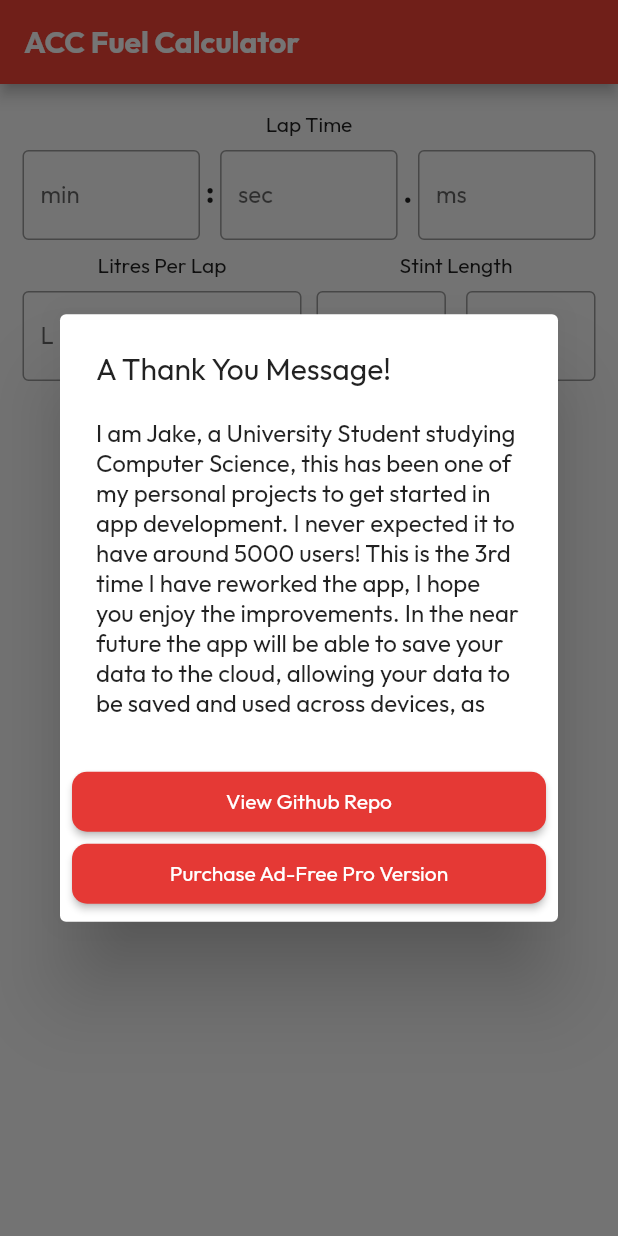
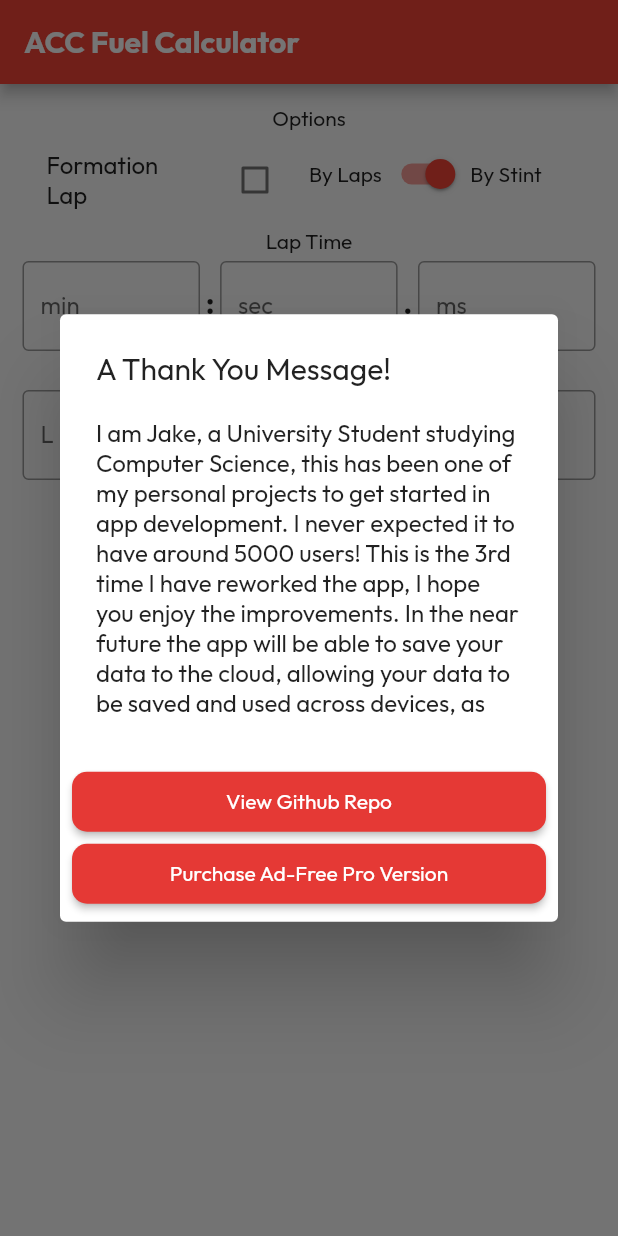
Before and after one commit to IntuitionLabsDevelopment/acc_fuel_app_flutter, a Flutter app: the screen it shows after launch, on a phone screen of 412 x 824 dp. Run offline on Flutter 3.47's test engine with Material 2 defaults, Android fonts, the phone set to English and light mode, and no system bars; our stand-ins replace in_app_review, shared_preferences.

Commit message:
Input Options

```diff
--- a/lib/modules/forms/calculator_form.dart
+++ b/lib/modules/forms/calculator_form.dart
@@ -1,3 +1,4 @@
+import 'package:acc_fuel_app_flutter/widgets/form/input_options.dart';
 import 'package:acc_fuel_app_flutter/widgets/form/lap_time_input.dart';
 import 'package:acc_fuel_app_flutter/widgets/form/litres_per_lap_input.dart';
 import 'package:acc_fuel_app_flutter/widgets/form/stint_length_input.dart';
@@ -25,13 +26,24 @@ class CalculatorFormState extends State<CalculatorForm> {
     return Form(
       key: _calculatorFormKey,
       child: Column(
+        crossAxisAlignment: CrossAxisAlignment.center,
         children: <Widget>[
+          inputOptionsFields(),
           lapTimeFields(),
           Row(
             children: [
-              Expanded(flex: 1, child: litresPerLapField()),
+              Expanded(child: litresPerLapField()),
               const Padding(padding: EdgeInsets.only(right: 10)),
-              Expanded(flex: 1, child: stintLengthField()),
+              Expanded(
+                child: ValueListenableBuilder(
+                    valueListenable: usingStintNotifier,
+                    builder: (BuildContext context, bool isUsingStint,
+                        Widget? child) {
+                      return isUsingStint
+                          ? stintLengthField()
+                          : const Text('Not Using Stint');
+                    }),
+              ),
             ],
           ),
           Row(
--- /dev/null
+++ b/lib/utils/helpers/calculate_fuel.dart
@@ -0,0 +1,3 @@
+import 'package:flutter/material.dart';
+
+void calculateFuel() {}
--- a/lib/widgets/form/fields_section.dart
+++ b/lib/widgets/form/fields_section.dart
@@ -3,9 +3,9 @@ import 'package:flutter/material.dart';
 Widget fieldsSection(String title, List<Widget> children) {
   return Column(
     children: [
-      const Padding(padding: EdgeInsets.only(top: 8)),
+      const Padding(padding: EdgeInsets.only(top: 4)),
       Text(title),
-      const Padding(padding: EdgeInsets.only(bottom: 8)),
+      const Padding(padding: EdgeInsets.only(bottom: 4)),
       Row(
         mainAxisAlignment: MainAxisAlignment.center,
         crossAxisAlignment: CrossAxisAlignment.start,
--- /dev/null
+++ b/lib/widgets/form/input_options.dart
@@ -0,0 +1,54 @@
+import 'package:acc_fuel_app_flutter/widgets/form/fields_section.dart';
+import 'package:flutter/material.dart';
+
+ValueNotifier<bool> usingStintNotifier = ValueNotifier(true);
+ValueNotifier<bool> formationLapNotifier = ValueNotifier(false);
+
+void updateUsingStint(bool newValue) {
+  usingStintNotifier.value = newValue;
+}
+
+void updateFormationLap(bool newValue) {
+  formationLapNotifier.value = newValue;
+}
+
+Widget inputOptionsFields() {
+  return fieldsSection(
+    'Options',
+    [
+      Expanded(
+          child: ValueListenableBuilder(
+              valueListenable: formationLapNotifier,
+              builder:
+                  (BuildContext context, bool formationLap, Widget? child) {
+                return CheckboxListTile(
+                  title: const Text(
+                    'Formation Lap',
+                  ),
+                  value: formationLap,
+                  onChanged: (bool? value) {
+                    updateFormationLap(value!);
+                  },
+                );
+              })),
+      Expanded(
+          child: ValueListenableBuilder(
+              valueListenable: usingStintNotifier,
+              builder:
+                  (BuildContext context, bool isUsingStint, Widget? child) {
+                return Row(
+                  children: [
+                    const Text('By Laps'),
+                    Switch(
+                      value: isUsingStint,
+                      onChanged: (bool value) {
+                        updateUsingStint(value);
+                      },
+                    ),
+                    const Text('By Stint'),
+                  ],
+                );
+              })),
+    ],
+  );
+}
--- a/lib/widgets/form/lap_time_input.dart
+++ b/lib/widgets/form/lap_time_input.dart
@@ -10,17 +10,14 @@ final TextEditingController msInput = TextEditingController();
 Widget lapTimeFields() {
   return fieldsSection('Lap Time', [
     Expanded(
-        flex: 1,
         child: intFieldInput(
-            controller: minInput, labelText: 'min', maxLength: 1)),
+            controller: minInput, labelText: 'min', maxLength: 2)),
     formTextFiller(' : '),
     Expanded(
-        flex: 1,
         child: intFieldInput(
             controller: secInput, labelText: 'sec', maxLength: 2)),
     formTextFiller(' . '),
     Expanded(
-        flex: 1,
         child: intFieldInput(
             controller: msInput,
             labelText: 'ms',
--- a/lib/widgets/form/litres_per_lap_input.dart
+++ b/lib/widgets/form/litres_per_lap_input.dart
@@ -7,7 +7,6 @@ final TextEditingController litresInput = TextEditingController();
 Widget litresPerLapField() {
   return fieldsSection('Litres Per Lap', [
     Expanded(
-        flex: 1,
         child: doubleFieldInput(
             controller: litresInput, labelText: 'L', maxLength: 5)),
   ]);
--- a/lib/widgets/form/stint_length_input.dart
+++ b/lib/widgets/form/stint_length_input.dart
@@ -1,4 +1,5 @@
 import 'package:acc_fuel_app_flutter/widgets/form/fields_section.dart';
+import 'package:acc_fuel_app_flutter/widgets/form/input_options.dart';
 import 'package:acc_fuel_app_flutter/widgets/form/int_field_input.dart';
 import 'package:acc_fuel_app_flutter/widgets/form/text_filler.dart';
 import 'package:flutter/material.dart';
@@ -7,9 +8,11 @@ final TextEditingController stintHourInput = TextEditingController();
 final TextEditingController stintMinInput = TextEditingController();
 
 Widget stintLengthField() {
+  return ValueListenableBuilder(
+      valueListenable: usingStintNotifier,
+      builder: (BuildContext context, bool isUsingStint, Widget? child) {
         return fieldsSection('Stint Length', [
           Expanded(
-        flex: 1,
               child: intFieldInput(
                   controller: stintHourInput,
                   labelText: 'hr',
@@ -18,12 +21,12 @@ Widget stintLengthField() {
                   hintText: '0')),
           formTextFiller(' : '),
           Expanded(
-        flex: 1,
               child: intFieldInput(
                   controller: stintMinInput,
                   labelText: 'min',
                   maxLength: 3,
-            isRequired: true,
+                  isRequired: isUsingStint,
                   isFinal: true)),
         ]);
+      });
 }
```
Lines whose indentation alone changed are shown as unchanged.
